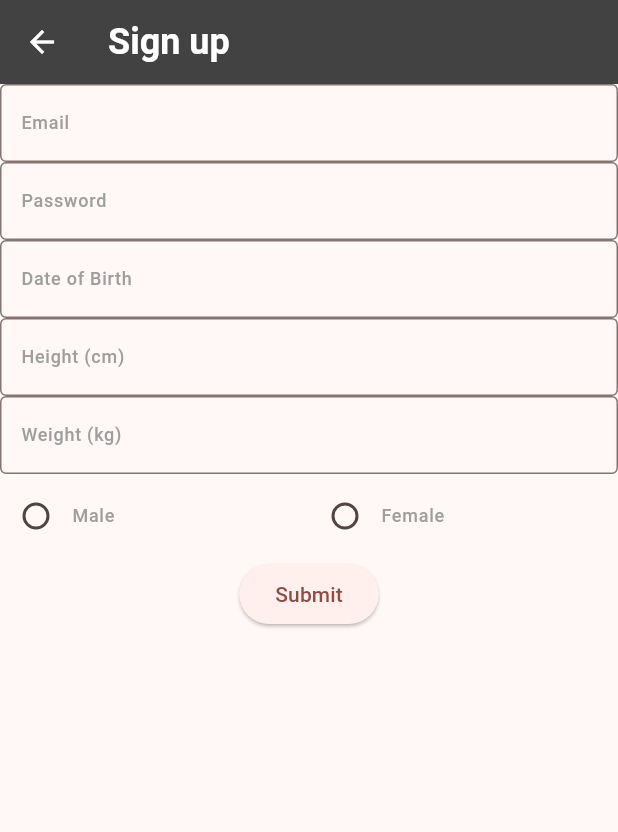
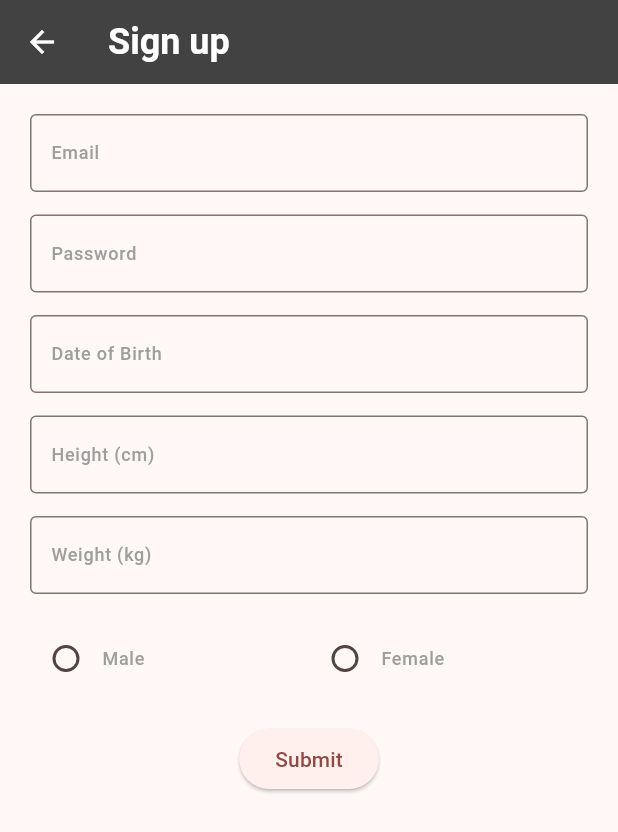
Before and after one commit to kevinlin/flutter_learning_path, a Flutter app: the SignUpPage screen opened by its route, on a phone screen of 412 x 824 dp. Shown: the top 832 px of the screen. Run offline on Flutter 3.47's test engine with Material 3 defaults, Android fonts, the phone set to English and light mode, and no system bars; our stand-ins replace equatable, go_router, logger.

Commit message:
part1/12-form-finish-styling.md

```diff
--- a/lib/features/sign_up/sign_up_form.dart
+++ b/lib/features/sign_up/sign_up_form.dart
@@ -34,8 +34,13 @@ class _SignUpFormState extends State<SignUpForm> {
 
   @override
   Widget build(BuildContext context) {
-    return Form(
+    return SingleChildScrollView(
+      child: Padding(
+        padding: const EdgeInsets.symmetric(horizontal: 20.0),
+        child: Form(
           key: formKey,
+          child: Padding(
+            padding: const EdgeInsets.only(top: 20),
             child: Column(
               children: [
                 TextFormField(
@@ -51,6 +56,7 @@ class _SignUpFormState extends State<SignUpForm> {
                     return null;
                   },
                 ),
+                SizedBox(height: 15),
                 TextFormField(
                   obscureText: true,
                   controller: passwordTextController,
@@ -65,10 +71,12 @@ class _SignUpFormState extends State<SignUpForm> {
                     return null;
                   },
                 ),
+                SizedBox(height: 15),
                 DatePicker(
                   title: "Date of Birth",
                   controller: dateOfBirthTextController,
                 ),
+                SizedBox(height: 15),
                 TextFormField(
                   textAlign: TextAlign.left,
                   controller: heightTextController,
@@ -84,6 +92,7 @@ class _SignUpFormState extends State<SignUpForm> {
                     return null;
                   },
                 ),
+                SizedBox(height: 15),
                 TextFormField(
                   controller: weightTextController,
                   keyboardType: TextInputType.number,
@@ -98,6 +107,7 @@ class _SignUpFormState extends State<SignUpForm> {
                     return null;
                   },
                 ),
+                SizedBox(height: 15),
                 GenderPicker(
                   selectedGender: selectedGender,
                   onChanged: (value) {
@@ -112,10 +122,12 @@ class _SignUpFormState extends State<SignUpForm> {
                     return null;
                   },
                 ),
+                SizedBox(height: 15),
                 ElevatedButton(
                   onPressed: () {
                     FocusScope.of(context).unfocus();
-              final isFormValid = formKey.currentState?.validate() ?? false;
+                    final isFormValid =
+                        formKey.currentState?.validate() ?? false;
 
                     if (isFormValid) {
                       logger.i("Saving data...");
@@ -126,6 +138,9 @@ class _SignUpFormState extends State<SignUpForm> {
                 ),
               ],
             ),
+          ),
+        ),
+      ),
     );
   }
 }
```
Lines whose indentation alone changed are shown as unchanged.
